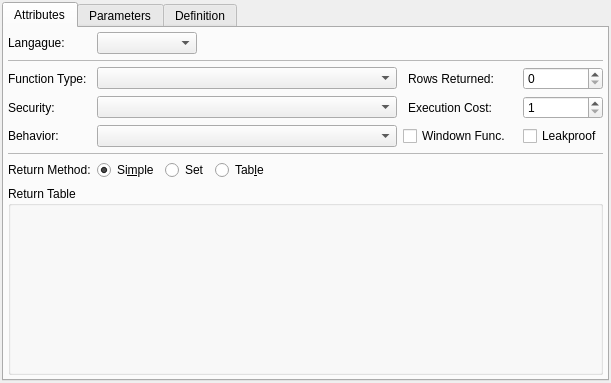
Above: libpgmodeler_ui/ui/functionwidget.ui from pgmodeler/pgmodeler before the change. Below: the same form after it.
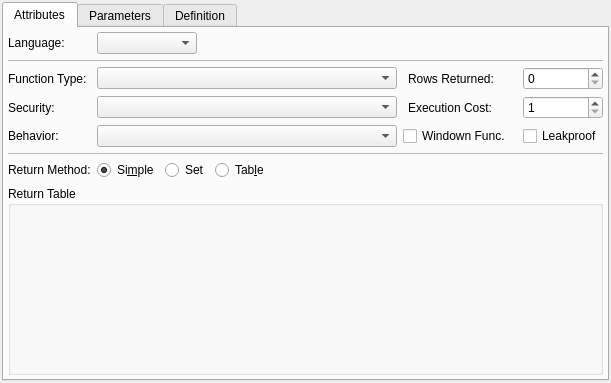
That is the form after the change.

Commit message: Minor typo fix in FunctionWidget

The edit to the form file:
```diff
--- a/libpgmodeler_ui/ui/functionwidget.ui
+++ b/libpgmodeler_ui/ui/functionwidget.ui
@@ -206,7 +206,7 @@
           </size>
          </property>
          <property name="text">
-          <string>Langague:</string>
+          <string>Language:</string>
          </property>
         </widget>
        </item>
```
